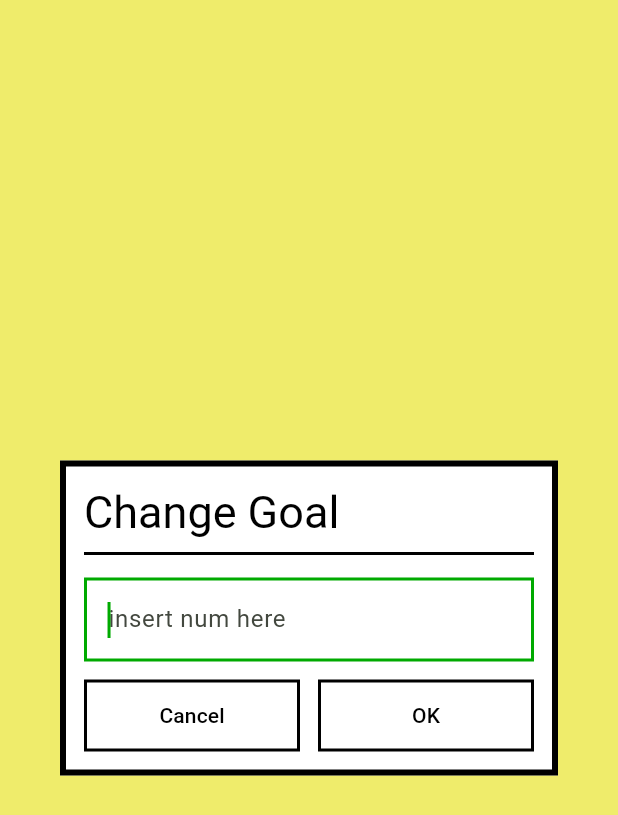
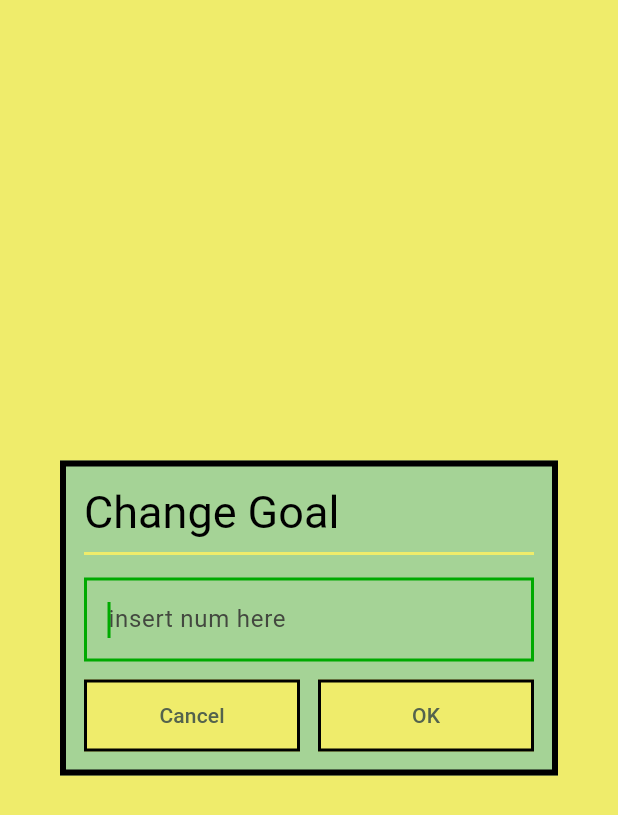
Before and after one commit to ThisIsMeem/leg-miserables, a Flutter app: the ChangeGoalDialog widget shown alone on an empty page, opened directly, on a phone screen of 412 x 824 dp. Shown: the top 815 px of the screen. Run offline on Flutter 3.47's test engine with Material 3 defaults, Android fonts, the phone set to English and light mode, and no system bars; our stand-ins replace fl_chart, pedometer, sqflite, sqflite_common_ffi; accounts and stored records are empty.

Commit message:
Added theming to change goal dialog

```diff
--- a/lib/widgets/change_daily_goal.dart
+++ b/lib/widgets/change_daily_goal.dart
@@ -41,13 +41,14 @@ class _ChangeGoalDialogState extends State<ChangeGoalDialog> {
     );
     final buttonStyle = OutlinedButton.styleFrom(
       shape: squareButton,
-      foregroundColor: Colors.black,
+      foregroundColor: Theme.of(context).colorScheme.secondary,
+      backgroundColor: Theme.of(context).colorScheme.surface,
       side: const BorderSide(width: 2),
       padding: const EdgeInsets.symmetric(vertical: 14),
     );
 
     return Dialog(
-      backgroundColor: Colors.white,
+      backgroundColor: Theme.of(context).colorScheme.inversePrimary,
       shape: const RoundedRectangleBorder(
         borderRadius: BorderRadius.zero,
         side: BorderSide(width: 4),
@@ -59,7 +60,7 @@ class _ChangeGoalDialogState extends State<ChangeGoalDialog> {
           crossAxisAlignment: CrossAxisAlignment.start,
           children: [
             Text('Change Goal', style: Theme.of(context).textTheme.titleLarge),
-            const Divider(thickness: 2, color: Colors.black),
+            Divider(thickness: 2, color: Theme.of(context).colorScheme.surface),
             const SizedBox(height: 8),
             TextField(
               controller: _controller,
```
